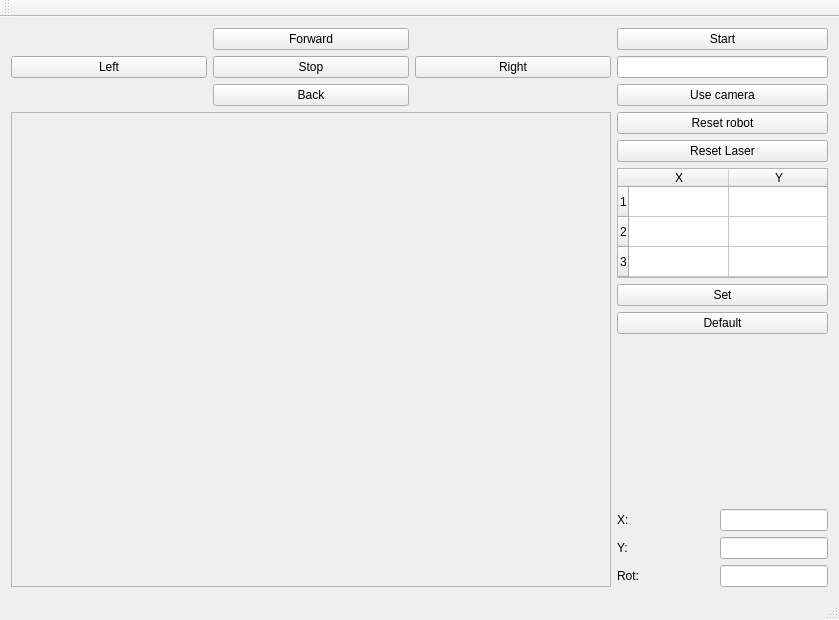
Above: demoRMR/mainwindow.ui from mrtynx/rmr2023 before the change. Below: the same form after it.
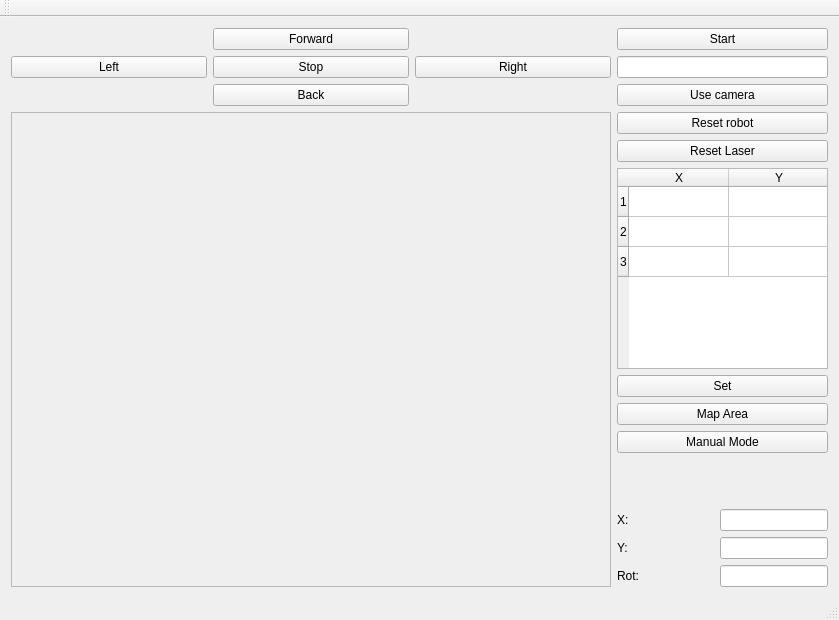
That is the form after the change.

The edit to the form file:
```diff
--- a/demoRMR/mainwindow.ui
+++ b/demoRMR/mainwindow.ui
@@ -124,25 +124,16 @@
       <item>
        <widget class="QPushButton" name="pushButton_10">
         <property name="text">
-         <string>Default</string>
+         <string>Map Area</string>
         </property>
        </widget>
       </item>
       <item>
-       <spacer name="verticalSpacer_2">
-        <property name="orientation">
-         <enum>Qt::Vertical</enum>
+       <widget class="QPushButton" name="manualModeButton">
+        <property name="text">
+         <string>Manual Mode</string>
         </property>
-        <property name="sizeType">
-         <enum>QSizePolicy::MinimumExpanding</enum>
-        </property>
-        <property name="sizeHint" stdset="0">
-         <size>
-          <width>20</width>
-          <height>20</height>
-         </size>
-        </property>
-       </spacer>
+       </widget>
       </item>
       <item>
        <spacer name="verticalSpacer">
@@ -155,7 +146,7 @@
         <property name="sizeHint" stdset="0">
          <size>
           <width>25</width>
-          <height>100</height>
+          <height>50</height>
          </size>
         </property>
        </spacer>
```
Left out of the diff: 2 changed lines with no effect on the pictures.
